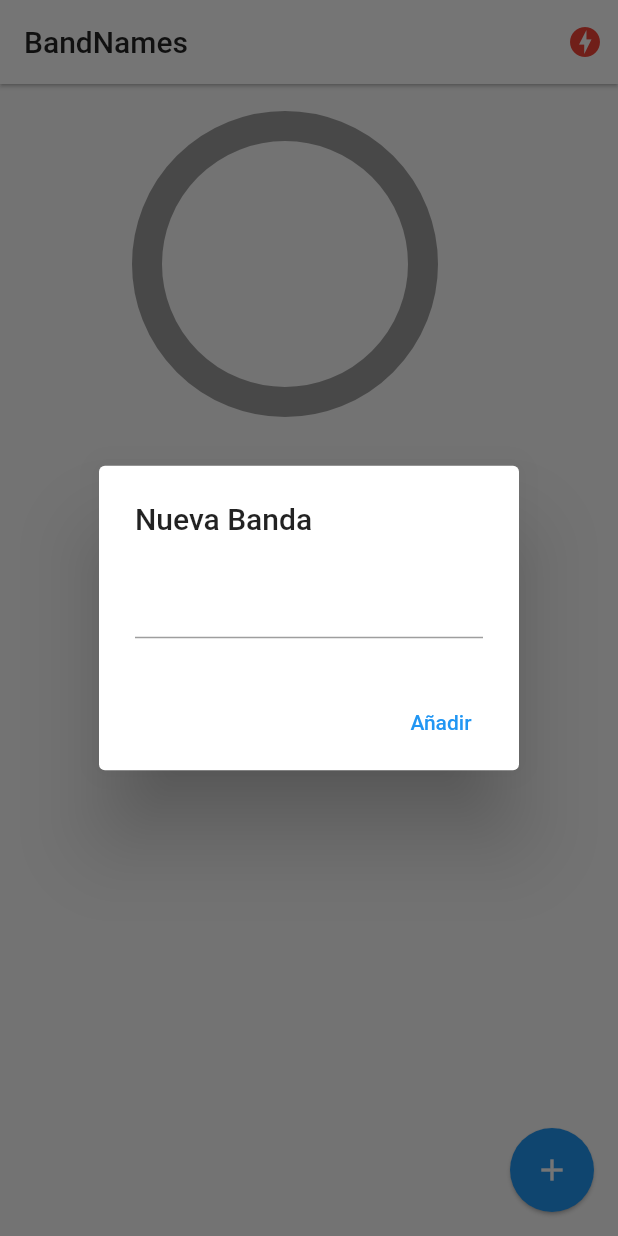
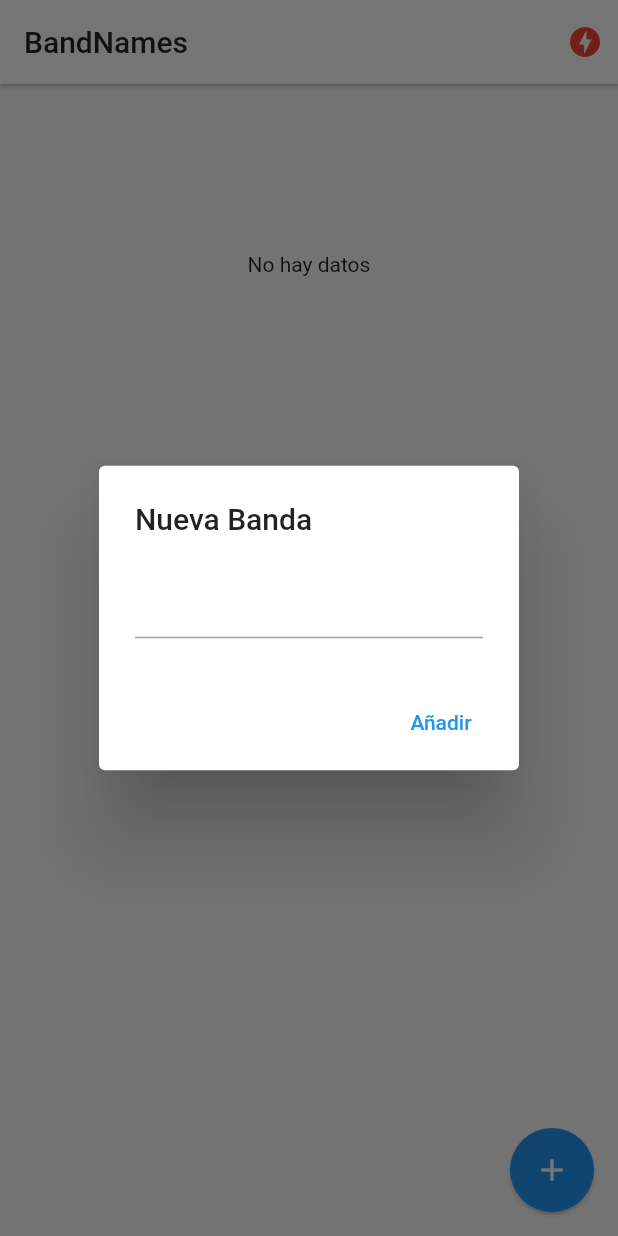
Before and after one commit to paco-boullosa/flutter-bandnames-socket, a Flutter app: the screen it shows after launch, after a tap on the "add" icon, on a phone screen of 412 x 824 dp. Run offline on Flutter 3.47's test engine with Material 2 defaults, Android fonts, the phone set to English and light mode, and no system bars; drawn by our look-alikes of pie_chart; our stand-ins replace socket_io_client; network calls fail.

Commit message:
correciones evolutivas 1

```diff
--- a/lib/pages/home.dart
+++ b/lib/pages/home.dart
@@ -187,11 +187,13 @@ class _HomePageState extends State<HomePage> {
     // };
     Map<String, double> dataMap = {
       for (Band e in bands)
+        if (e.votes != null)
           if (e.votes! > 0) e.name: e.votes!.toDouble()
     };
     // bands.forEach((banda) {
     //   dataMap.putIfAbsent(banda.name, () => banda.votes!.toDouble());
     // });
+    if (dataMap.isNotEmpty) {
       return PieChart(
         dataMap: dataMap,
         animationDuration: const Duration(milliseconds: 800),
@@ -209,5 +211,10 @@ class _HomePageState extends State<HomePage> {
           decimalPlaces: 0,
         ),
       );
+    } else {
+      return const Center(
+        child: Text('No hay datos'),
+      );
     }
   }
+}
--- a/lib/services/socket_service.dart
+++ b/lib/services/socket_service.dart
@@ -4,8 +4,8 @@ import 'package:socket_io_client/socket_io_client.dart' as IO;
 // enumerador para identificar el estado del servidor
 enum ServerStatus { Online, Offline, Connecting }
 
-const String _SERVER_URL = 'http://192.168.1.80';
-const String _SERVER_PORT = '3000';
+// const String _SERVER_URL = 'http://192.168.1.80:3000';
+const String _SERVER_URL = 'https://flutter-socket-server-rock.herokuapp.com/';
 
 class SocketService with ChangeNotifier {
   // ChangeNotifier ayuda a decirle Provider cuando tiene que refrescar el UI o redibujar algun widget
@@ -22,7 +22,7 @@ class SocketService with ChangeNotifier {
 
   void _initConfig() {
     _socket = IO.io(
-        '$_SERVER_URL:$_SERVER_PORT',
+        _SERVER_URL,
         IO.OptionBuilder()
             .setTransports(['websocket'])
             .enableAutoConnect() // por defecto ya es true
@@ -39,10 +39,10 @@ class SocketService with ChangeNotifier {
       notifyListeners();
     });
 
-    _socket!.on('nuevo-mensaje', (payload) {
-      // print('nuevo-mensaje: $payload');
-      print('nombre:' + payload['nombre']);
-      print('mensaje:' + payload['mensaje']);
-    });
+    // _socket!.on('nuevo-mensaje', (payload) {
+    //   // print('nuevo-mensaje: $payload');
+    //   print('nombre:' + payload['nombre']);
+    //   print('mensaje:' + payload['mensaje']);
+    // });
   }
 }
```
Lines whose indentation alone changed are shown as unchanged.
